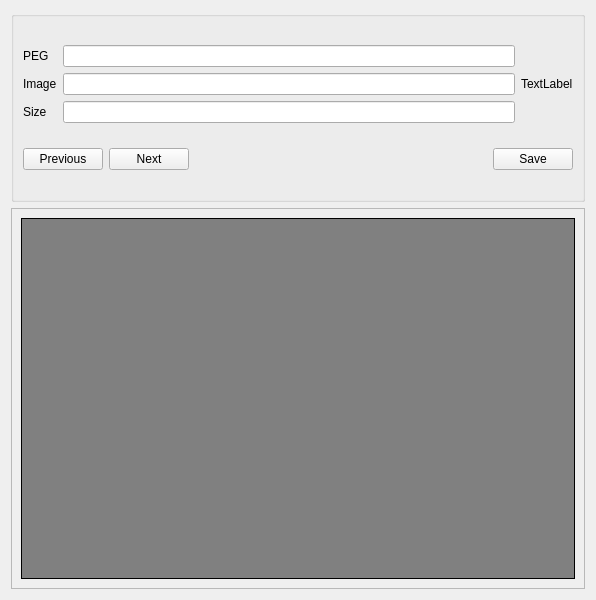
michaelpm54/Ace3x, file ui/image-viewer.ui: the form before one commit.
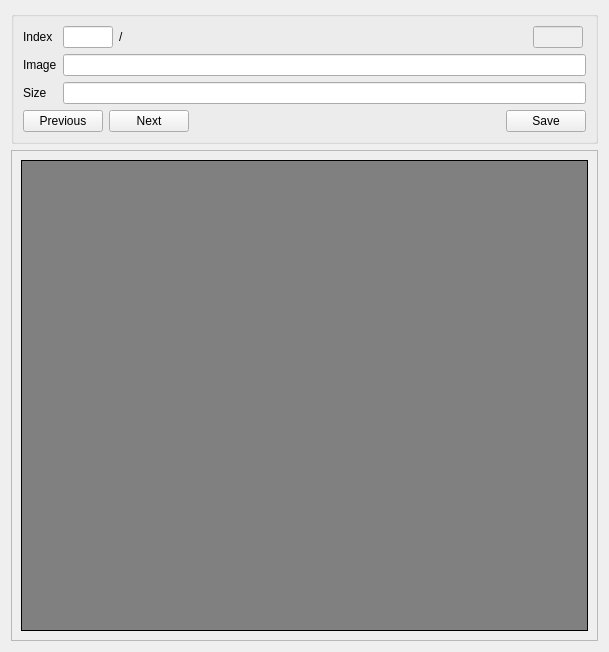
The form after the commit.

Commit message: Update image viewer

What changed in the file:
```diff
--- a/ui/image-viewer.ui
+++ b/ui/image-viewer.ui
@@ -6,18 +6,18 @@
       <rect>
         <x>0</x>
         <y>0</y>
-        <width>596</width>
-        <height>600</height>
+    <width>609</width>
+    <height>652</height>
       </rect>
     </property>
     <property name="windowTitle">
       <string>Frame</string>
     </property>
-    <layout class="QGridLayout" name="gridLayout">
-      <item row="0" column="0">
+  <layout class="QVBoxLayout" name="verticalLayout">
+   <item>
         <widget class="QGroupBox" name="groupBox">
           <property name="sizePolicy">
-            <sizepolicy hsizetype="Preferred" vsizetype="Preferred">
+      <sizepolicy hsizetype="Minimum" vsizetype="Maximum">
               <horstretch>0</horstretch>
               <verstretch>1</verstretch>
             </sizepolicy>
@@ -25,61 +25,108 @@
           <property name="title">
             <string/>
           </property>
-          <layout class="QGridLayout" name="gridLayout_2">
-            <item row="0" column="0">
-              <layout class="QGridLayout" name="gridLayout_3">
-                <item row="5" column="2">
-                  <widget class="QLabel" name="image_index">
-                    <property name="text">
-                      <string>TextLabel</string>
-                    </property>
-                  </widget>
-                </item>
-                <item row="5" column="1">
+     <layout class="QGridLayout" name="gridLayout">
+      <item row="1" column="1">
                   <widget class="QLineEdit" name="image_name">
                     <property name="readOnly">
                       <bool>true</bool>
                     </property>
                   </widget>
                 </item>
-                <item row="6" column="0">
+      <item row="2" column="0">
                   <widget class="QLabel" name="image_size_label">
                     <property name="text">
                       <string>Size</string>
                     </property>
                   </widget>
                 </item>
-                <item row="5" column="0">
+      <item row="0" column="1">
+       <layout class="QHBoxLayout" name="horizontalLayout_2">
+        <item>
+         <widget class="QLineEdit" name="image_index">
+          <property name="sizePolicy">
+           <sizepolicy hsizetype="Fixed" vsizetype="Fixed">
+            <horstretch>0</horstretch>
+            <verstretch>0</verstretch>
+           </sizepolicy>
+          </property>
+          <property name="maximumSize">
+           <size>
+            <width>50</width>
+            <height>16777215</height>
+           </size>
+          </property>
+          <property name="inputMethodHints">
+           <set>Qt::ImhDigitsOnly|Qt::ImhPreferNumbers</set>
+          </property>
+          <property name="maxLength">
+           <number>3</number>
+          </property>
+         </widget>
+        </item>
+        <item>
+         <widget class="QLabel" name="label">
+          <property name="text">
+           <string>/</string>
+          </property>
+         </widget>
+        </item>
+        <item>
+         <widget class="QLineEdit" name="image_max">
+          <property name="enabled">
+           <bool>false</bool>
+          </property>
+          <property name="sizePolicy">
+           <sizepolicy hsizetype="Fixed" vsizetype="Fixed">
+            <horstretch>0</horstretch>
+            <verstretch>0</verstretch>
+           </sizepolicy>
+          </property>
+          <property name="maximumSize">
+           <size>
+            <width>50</width>
+            <height>16777215</height>
+           </size>
+          </property>
+          <property name="inputMethodHints">
+           <set>Qt::ImhDigitsOnly|Qt::ImhPreferNumbers</set>
+          </property>
+         </widget>
+        </item>
+        <item>
+         <spacer name="horizontalSpacer_2">
+          <property name="orientation">
+           <enum>Qt::Horizontal</enum>
+          </property>
+          <property name="sizeType">
+           <enum>QSizePolicy::MinimumExpanding</enum>
+          </property>
+         </spacer>
+        </item>
+       </layout>
+      </item>
+      <item row="1" column="0">
                   <widget class="QLabel" name="image_name_label">
                     <property name="text">
                       <string>Image</string>
                     </property>
                   </widget>
                 </item>
-                <item row="1" column="0">
-                  <widget class="QLabel" name="peg_name_label">
-                    <property name="text">
-                      <string>PEG</string>
-                    </property>
-                  </widget>
-                </item>
-                <item row="6" column="1">
+      <item row="2" column="1">
                   <widget class="QLineEdit" name="image_size">
                     <property name="readOnly">
                       <bool>true</bool>
                     </property>
                   </widget>
                 </item>
-                <item row="1" column="1">
-                  <widget class="QLineEdit" name="peg_name">
-                    <property name="readOnly">
-                      <bool>true</bool>
+      <item row="0" column="0">
+       <widget class="QLabel" name="index_label">
+        <property name="text">
+         <string>Index</string>
                     </property>
                   </widget>
                 </item>
-              </layout>
-            </item>
-            <item row="1" column="0">
+      <item row="3" column="0" colspan="2">
               <layout class="QHBoxLayout" name="horizontalLayout">
                 <item>
                   <widget class="QPushButton" name="prev">
@@ -132,7 +179,7 @@
           </layout>
         </widget>
       </item>
-      <item row="1" column="0">
+   <item>
         <widget class="QScrollArea" name="scrollArea">
           <property name="sizePolicy">
             <sizepolicy hsizetype="Expanding" vsizetype="Expanding">
@@ -148,8 +195,8 @@
               <rect>
                 <x>0</x>
                 <y>0</y>
-                <width>576</width>
-                <height>382</height>
+        <width>589</width>
+        <height>501</height>
               </rect>
             </property>
             <layout class="QGridLayout" name="gridLayout_4">
```
Lines whose indentation alone changed are shown as unchanged. The commit also changes 1 other file.
